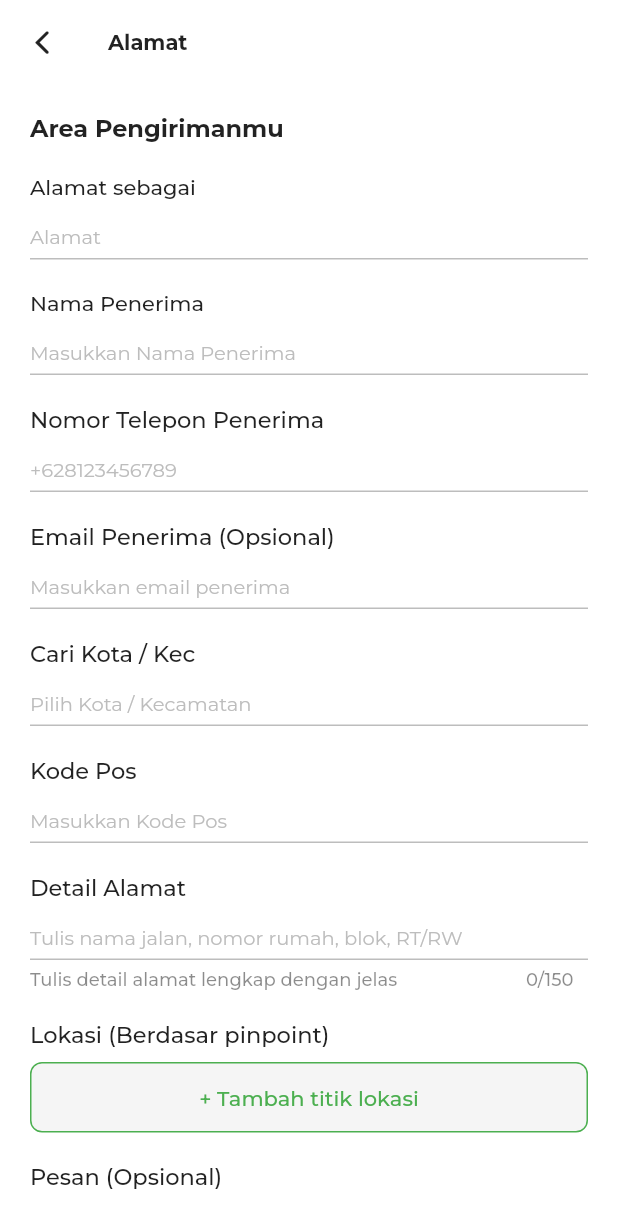
After one commit to n0ulli/ecommerce, a Flutter app: the AddressScreen screen opened directly, after a tap on "+ Tambah Alamat", on a phone screen of 412 x 824 dp. The commit adds this screen. Shown: the top 1228 px of the screen. Run offline on Flutter 3.47's test engine with Material 2 defaults, Android fonts, the phone set to English and light mode, and no system bars; our stand-ins replace cached_network_image, carousel_slider, get, google_fonts, shared_preferences; accounts and stored records are empty.

Commit message:
add & address screen

```diff
--- /dev/null
+++ b/lib/controller/address_controller.dart
@@ -0,0 +1,19 @@
+
+import 'package:flutter/cupertino.dart';
+import 'package:get/get.dart';
+
+class AddressController extends GetxController{
+  RxString userName = "".obs;
+  RxInt lengthDetailAddress = 0.obs;
+  RxBool setMainAddress = false.obs;
+
+  final detailAddress = TextEditingController();
+
+  getLength(){
+    lengthDetailAddress.value = detailAddress.text.length;
+  }
+
+  changeSetMainAddress(bool val){
+    setMainAddress.value = val;
+  }
+}
--- a/lib/controller/auth_controller.dart
+++ b/lib/controller/auth_controller.dart
@@ -2,7 +2,6 @@
 import 'package:flutter/cupertino.dart';
 import 'package:get/get.dart';
 import 'package:tokoonline/model/model_users.dart';
-import 'package:tokoonline/screen/home/main_home.dart';
 
 class AuthController extends GetxController{
 
--- /dev/null
+++ b/lib/screen/home/view/add_address_screen.dart
@@ -0,0 +1,247 @@
+import 'package:flutter/cupertino.dart';
+import 'package:flutter/material.dart';
+import 'package:flutter/services.dart';
+import 'package:get/get.dart';
+import 'package:tokoonline/constant/decoration_constant.dart';
+import 'package:tokoonline/constant/image_constant.dart';
+import 'package:tokoonline/constant/text_constant.dart';
+import 'package:tokoonline/widget/material/button_green_widget.dart';
+import 'package:tokoonline/widget/material/button_white_widget.dart';
+import 'package:tokoonline/controller/address_controller.dart';
+
+class AddAddressScreen extends StatefulWidget {
+  const AddAddressScreen({Key? key}) : super(key: key);
+
+  @override
+  State<AddAddressScreen> createState() => _AddAddressScreenState();
+}
+
+class _AddAddressScreenState extends State<AddAddressScreen> {
+
+  @override
+  Widget build(BuildContext context) {
+    var size = MediaQuery.of(context).size;
+    AddressController addressControl = Get.put(AddressController());
+    return Scaffold(
+      appBar: AppBar(
+        title: Row(
+          children: [
+            Text(
+              "Alamat",
+              style: TextConstant.regular.copyWith(fontSize: 14, fontWeight: FontWeight.bold, color: Colors.black87)),
+          ],
+        ),
+        elevation: 0,
+        backgroundColor: Colors.white,
+        leading: GestureDetector(
+          onTap: ()=>Get.back(),
+          child: Icon(CupertinoIcons.back, color: Colors.black87)
+        ),
+      ),
+      body: Container(
+        padding: EdgeInsets.all(20),
+        child: SingleChildScrollView(
+          child: Column(
+            mainAxisAlignment: MainAxisAlignment.center,
+            crossAxisAlignment: CrossAxisAlignment.start,
+            children: [
+              Text('Area Pengirimanmu', style: TextConstant.regular.copyWith(fontSize: 16, fontWeight: FontWeight.bold, color: Colors.black87),),
+              SizedBox(height: 20),
+              Container(
+                child: Column(
+                  crossAxisAlignment: CrossAxisAlignment.start,
+                  children: [
+                    Text('Alamat sebagai', style: TextConstant.regular.copyWith(fontWeight: FontWeight.w500, color: Colors.black87, fontSize: 14),),
+                    Container(
+                      height: 40,
+                      child: TextField(
+                        maxLength: 25,
+                        keyboardType: TextInputType.text,
+                        decoration: DecorationConstant.inputDecor().copyWith(hintText: "Alamat",counterText: '', contentPadding: EdgeInsets.only(top: 0)),
+                      ),
+                    )
+                  ],
+                ),
+              ),
+              SizedBox(height: 20),
+              Container(
+                child: Column(
+                  crossAxisAlignment: CrossAxisAlignment.start,
+                  children: [
+                    Text('Nama Penerima', style: TextConstant.regular.copyWith(fontWeight: FontWeight.w500, color: Colors.black87, fontSize: 14),),
+                    Container(
+                      height: 40,
+                      child: TextField(
+                        maxLength: 25,
+                        keyboardType: TextInputType.emailAddress,
+                        decoration: DecorationConstant.inputDecor().copyWith(hintText: "Masukkan Nama Penerima",counterText: '', contentPadding: EdgeInsets.only(top: 0)),
+                      ),
+                    )
+                  ],
+                ),
+              ),
+              SizedBox(height: 20),
+              Container(
+                child: Column(
+                  crossAxisAlignment: CrossAxisAlignment.start,
+                  children: [
+                    Text('Nomor Telepon Penerima', style: TextConstant.regular.copyWith(fontWeight: FontWeight.w500, color: Colors.black87, fontSize: 15),),
+                    Container(
+                      height: 40,
+                      child: TextField(
+                        maxLength: 25,
+                        keyboardType: TextInputType.phone,
+                        inputFormatters: [
+                          LengthLimitingTextInputFormatter(12),
+                          FilteringTextInputFormatter.deny(RegExp('[\\-|\\,|\\.|\\#|\\*]'))
+                        ],
+                        decoration: DecorationConstant.inputDecor().copyWith(hintText: "+628123456789",counterText: '', contentPadding: EdgeInsets.only(top: 0)),
+                      ),
+                    )
+                  ],
+                ),
+              ),
+              SizedBox(height: 20),
+              Container(
+                child: Column(
+                  crossAxisAlignment: CrossAxisAlignment.start,
+                  children: [
+                    Text('Email Penerima (Opsional)', style: TextConstant.regular.copyWith(fontWeight: FontWeight.w500, color: Colors.black87, fontSize: 15),),
+                    Container(
+                      height: 40,
+                      child: TextField(
+                        maxLength: 25,
+                        decoration: DecorationConstant.inputDecor().copyWith(hintText: "Masukkan email penerima",counterText: '', contentPadding: EdgeInsets.only(top: 0)),
+                      ),
+                    )
+                  ],
+                ),
+              ),
+              SizedBox(height: 20),
+              Container(
+                child: Column(
+                  crossAxisAlignment: CrossAxisAlignment.start,
+                  children: [
+                    Text('Cari Kota / Kec', style: TextConstant.regular.copyWith(fontWeight: FontWeight.w500, color: Colors.black87, fontSize: 15),),
+                    Container(
+                      height: 40,
+                      child: TextField(
+                        maxLength: 25,
+                        decoration: DecorationConstant.inputDecor().copyWith(hintText: "Pilih Kota / Kecamatan",counterText: '', contentPadding: EdgeInsets.only(top: 0)),
+                      ),
+                    )
+                  ],
+                ),
+              ),
+              SizedBox(height: 20),
+              Container(
+                child: Column(
+                  crossAxisAlignment: CrossAxisAlignment.start,
+                  children: [
+                    Text('Kode Pos', style: TextConstant.regular.copyWith(fontWeight: FontWeight.w500, color: Colors.black87, fontSize: 15),),
+                    Container(
+                      height: 40,
+                      child: TextField(
+                        maxLength: 25,
+                        decoration: DecorationConstant.inputDecor().copyWith(hintText: "Masukkan Kode Pos",counterText: '', contentPadding: EdgeInsets.only(top: 0)),
+                      ),
+                    )
+                  ],
+                ),
+              ),
+              SizedBox(height: 20),
+              Container(
+                child: Column(
+                  crossAxisAlignment: CrossAxisAlignment.start,
+                  children: [
+                    Text('Detail Alamat', style: TextConstant.regular.copyWith(fontWeight: FontWeight.w500, color: Colors.black87, fontSize: 15),),
+                    Container(
+                      height: 40,
+                      child: TextField(
+                        controller: addressControl.detailAddress,
+                        onChanged: (value) {
+                          addressControl.getLength();
+                        },
+                        maxLength: 25,
+                        decoration: DecorationConstant.inputDecor().copyWith(hintText: "Tulis nama jalan, nomor rumah, blok, RT/RW",counterText: '', contentPadding: EdgeInsets.only(top: 0)),
+                      ),
+                    ),
+                    SizedBox(height: 5),
+                    Row(
+                      children: [
+                        Expanded(
+                          flex: 8,
+                          child:
+                            Text(
+                              'Tulis detail alamat lengkap dengan jelas',
+                              textAlign: TextAlign.left,
+                              style: TextConstant.regular.copyWith(fontWeight: FontWeight.w500, color: Colors.black45, fontSize: 12),
+                            ),
+                        ),
+                        Expanded(
+                          flex: 1,
+                          child:
+                            Text(
+                              addressControl.lengthDetailAddress.value.toString()+'/150',
+                              textAlign: TextAlign.left,
+                              style: TextConstant.regular.copyWith(fontWeight: FontWeight.w500, color: Colors.black45, fontSize: 12),
+                            ),
+                        ),
+                      ]
+                    ),
+                  ],
+                ),
+              ),
+              SizedBox(height: 20),
+              Container(
+                child: Column(
+                  crossAxisAlignment: CrossAxisAlignment.start,
+                  children: [
+                    Text('Lokasi (Berdasar pinpoint)', style: TextConstant.regular.copyWith(fontWeight: FontWeight.w500, color: Colors.black87, fontSize: 15),),
+                    SizedBox(height: 10),
+                    ButtonWhiteWidget(
+                      text: '+ Tambah titik lokasi',
+                      onClick: (){
+                      },
+                    ),
+                  ],
+                ),
+              ),
+              SizedBox(height: 20),
+              Container(
+                child: Column(
+                  crossAxisAlignment: CrossAxisAlignment.start,
+                  children: [
+                    Text('Pesan (Opsional)', style: TextConstant.regular.copyWith(fontWeight: FontWeight.w500, color: Colors.black87, fontSize: 15),),
+                    Container(
+                      height: 40,
+                      child: TextField(
+                        maxLength: 25,
+                        decoration: DecorationConstant.inputDecor().copyWith(hintText: "Masukkan pesanmu untuk driver",counterText: '', contentPadding: EdgeInsets.only(top: 0)),
+                      ),
+                    )
+                  ],
+                ),
+              ),
+              CheckboxListTile(
+                title: Text('Jadikan sebagai alamat utama', style: TextConstant.regular.copyWith(fontWeight: FontWeight.w500, color: Colors.black87, fontSize: 14),),
+                value: addressControl.setMainAddress.value,
+                onChanged: (newValue) {
+                  addressControl.changeSetMainAddress(!addressControl.setMainAddress.value);
+                  print(addressControl.setMainAddress.value);
+                },
+                controlAffinity: ListTileControlAffinity.leading,
+              ),
+              SizedBox(height: 35),
+              ButtonGreenWidget(
+                text: 'Simpan',
+                onClick: (){
+                },
+              ),
+            ],
+          ),
+        ),
+      ),
+    );
+  }
+}
--- /dev/null
+++ b/lib/screen/home/view/address_screen.dart
@@ -0,0 +1,62 @@
+import 'package:flutter/cupertino.dart';
+import 'package:flutter/material.dart';
+import 'package:flutter/services.dart';
+import 'package:get/get.dart';
+import 'package:tokoonline/constant/decoration_constant.dart';
+import 'package:tokoonline/constant/image_constant.dart';
+import 'package:tokoonline/constant/text_constant.dart';
+import 'package:tokoonline/widget/material/button_green_widget.dart';
+import 'package:tokoonline/screen/home/view/add_address_screen.dart';
+
+class AddressScreen extends StatefulWidget {
+  const AddressScreen({Key? key}) : super(key: key);
+
+  @override
+  State<AddressScreen> createState() => _AddressScreenState();
+}
+
+class _AddressScreenState extends State<AddressScreen> {
+
+  @override
+  Widget build(BuildContext context) {
+    var size = MediaQuery.of(context).size;
+    return Scaffold(
+      appBar: AppBar(
+          title: Row(
+            children: [
+              Text(
+                "Daftar Alamat",
+                style: TextConstant.regular.copyWith(fontSize: 14, fontWeight: FontWeight.bold, color: Colors.black87)),
+            ],
+          ),
+        elevation: 0,
+        backgroundColor: Colors.white,
+        leading: GestureDetector(
+          onTap: ()=>Get.back(),
+          child: Icon(CupertinoIcons.back, color: Colors.black87)
+        ),
+      ),
+      body: Container(
+        padding: EdgeInsets.all(20),
+        child: SingleChildScrollView(
+          child: Column(
+            mainAxisAlignment: MainAxisAlignment.center,
+            crossAxisAlignment: CrossAxisAlignment.start,
+            children: [
+              Row(
+                children: [
+                  Text('Alamat Pengiriman', style: TextConstant.regular.copyWith(fontSize: 14, fontWeight: FontWeight.bold, color: Colors.black87),),
+                  SizedBox(width: 80),
+                GestureDetector(
+                  onTap:()=>Get.to(()=>AddAddressScreen()),
+                  child: Text('+ Tambah Alamat', style: TextConstant.regular.copyWith(fontSize: 12, fontWeight: FontWeight.bold, color: Color.fromARGB(221, 0, 173, 14)),),
+                ),
+                ],
+              )
+            ],
+          ),
+        ),
+      ),
+    );
+  }
+}
--- a/lib/screen/home/view/profile_screen.dart
+++ b/lib/screen/home/view/profile_screen.dart
@@ -3,6 +3,8 @@ import 'package:flutter/material.dart';
 import 'package:tokoonline/constant/decoration_constant.dart';
 import 'package:tokoonline/constant/image_constant.dart';
 import 'package:tokoonline/constant/text_constant.dart';
+import 'package:get/get.dart';
+import 'package:tokoonline/screen/home/view/address_screen.dart';
 
 class ProfileScreen extends StatelessWidget {
   const ProfileScreen({Key? key}) : super(key: key);
@@ -58,7 +60,10 @@ class ProfileScreen extends StatelessWidget {
               ),
               SizedBox(height: 40),
               itemMenu('Data Akun', Icons.person),
-              itemMenu('Daftar Alamat', Icons.not_listed_location),
+              GestureDetector(
+                onTap:()=>Get.to(()=>AddressScreen()),
+                child: itemMenu('Daftar Alamat', Icons.not_listed_location),
+              ),
               itemMenu('Keamanan Akun', Icons.lock),
               itemMenu('Tentang Aplikasi', Icons.phone_android_rounded),
               itemMenu('Keluar', Icons.exit_to_app_rounded),
--- /dev/null
+++ b/lib/widget/material/button_white_widget.dart
@@ -0,0 +1,24 @@
+import 'package:flutter/material.dart';
+import 'package:tokoonline/constant/decoration_constant.dart';
+import 'package:tokoonline/constant/text_constant.dart';
+
+class ButtonWhiteWidget extends StatelessWidget {
+  String? text;
+  Function? onClick;
+  ButtonWhiteWidget({Key? key, this.text, this.onClick}) : super(key: key);
+
+  @override
+  Widget build(BuildContext context) {
+    return GestureDetector(
+      onTap: ()=>onClick!(),
+      child: Container(
+        width: double.infinity,
+        padding: EdgeInsets.symmetric(horizontal: 35, vertical: 14),
+        decoration: DecorationConstant.boxButtonBorder(radius: 8, color: Colors.grey.shade100, colorBorder: Colors.green, widthBorder: 1),
+        child: Center(
+          child: Text(text!, style: TextConstant.regular.copyWith(fontWeight: FontWeight.w500, fontSize: 14, color: Colors.green)),
+        ),
+      ),
+    );
+  }
+}
```
